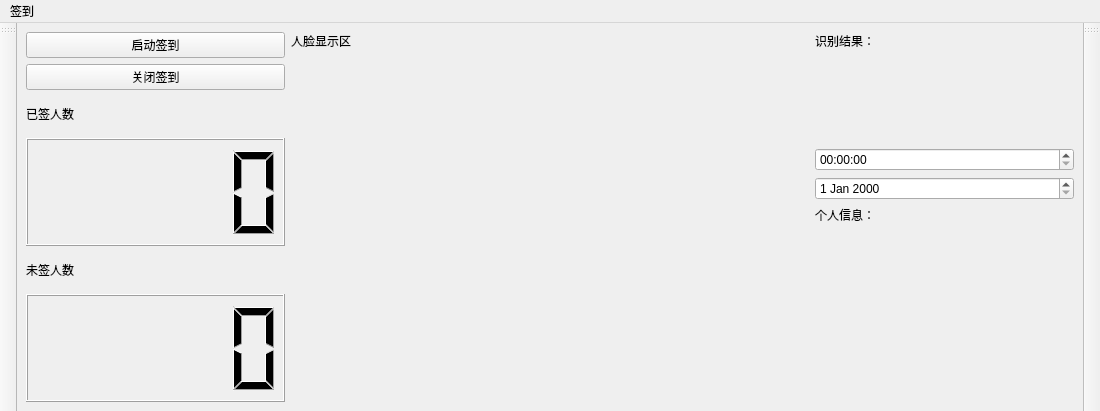
First picture: the form in code/Mainwindows.ui, repository HeJayce/Face_Recognition, before the edit.
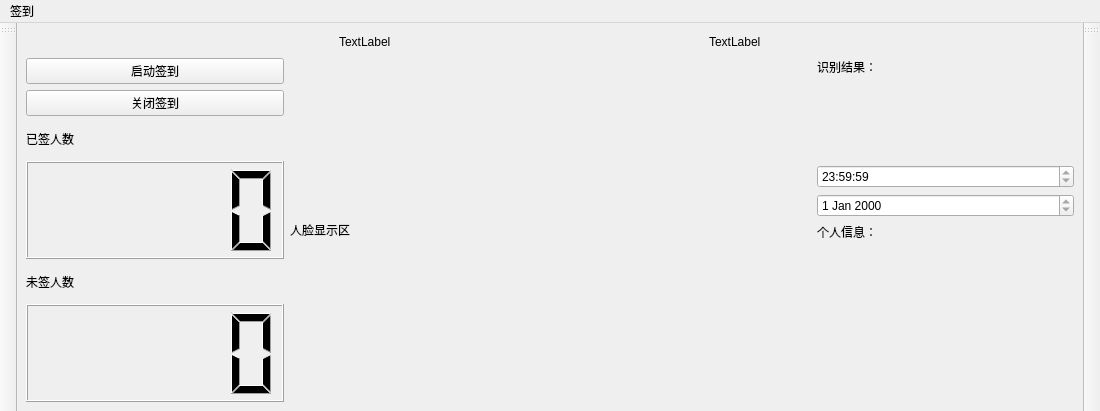
Second picture: the form after the edit.

```diff
--- a/code/Mainwindows.ui
+++ b/code/Mainwindows.ui
@@ -20,9 +20,66 @@
      <height>0</height>
     </size>
    </property>
+   <layout class="QVBoxLayout" name="verticalLayout_2">
+    <item>
    <layout class="QHBoxLayout" name="horizontalLayout_2">
     <item>
-     <layout class="QHBoxLayout" name="horizontalLayout" stretch="1,2,1">
+       <spacer name="horizontalSpacer">
+        <property name="orientation">
+         <enum>Qt::Horizontal</enum>
+        </property>
+        <property name="sizeHint" stdset="0">
+         <size>
+          <width>40</width>
+          <height>20</height>
+         </size>
+        </property>
+       </spacer>
+      </item>
+      <item>
+       <widget class="QLabel" name="label_9">
+        <property name="text">
+         <string>TextLabel</string>
+        </property>
+       </widget>
+      </item>
+      <item>
+       <spacer name="horizontalSpacer_2">
+        <property name="orientation">
+         <enum>Qt::Horizontal</enum>
+        </property>
+        <property name="sizeHint" stdset="0">
+         <size>
+          <width>40</width>
+          <height>20</height>
+         </size>
+        </property>
+       </spacer>
+      </item>
+      <item>
+       <widget class="QLabel" name="label_10">
+        <property name="text">
+         <string>TextLabel</string>
+        </property>
+       </widget>
+      </item>
+      <item>
+       <spacer name="horizontalSpacer_3">
+        <property name="orientation">
+         <enum>Qt::Horizontal</enum>
+        </property>
+        <property name="sizeHint" stdset="0">
+         <size>
+          <width>40</width>
+          <height>20</height>
+         </size>
+        </property>
+       </spacer>
+      </item>
+     </layout>
+    </item>
+    <item>
+     <layout class="QHBoxLayout" name="horizontalLayout">
       <item>
        <layout class="QVBoxLayout" name="verticalLayout" stretch="2,2,1,3,1,3">
         <item>
@@ -62,8 +119,6 @@
        </layout>
       </item>
       <item>
-       <layout class="QVBoxLayout" name="verticalLayout_2" stretch="0,1">
-        <item>
          <widget class="QLabel" name="label_3">
           <property name="text">
            <string>人脸显示区</string>
@@ -77,8 +132,6 @@
           </property>
          </widget>
         </item>
-       </layout>
-      </item>
       <item>
        <layout class="QVBoxLayout" name="verticalLayout_3" stretch="0,1,0,0,0,2">
         <item>
@@ -96,10 +149,31 @@
          </widget>
         </item>
         <item>
-         <widget class="QTimeEdit" name="timeEdit"/>
+         <widget class="QTimeEdit" name="timeEdit">
+          <property name="readOnly">
+           <bool>true</bool>
+          </property>
+          <property name="buttonSymbols">
+           <enum>QAbstractSpinBox::UpDownArrows</enum>
+          </property>
+          <property name="correctionMode">
+           <enum>QAbstractSpinBox::CorrectToPreviousValue</enum>
+          </property>
+          <property name="maximumDate">
+           <date>
+            <year>1998</year>
+            <month>1</month>
+            <day>1</day>
+           </date>
+          </property>
+         </widget>
         </item>
         <item>
-         <widget class="QDateEdit" name="dateEdit"/>
+         <widget class="QDateEdit" name="dateEdit">
+          <property name="readOnly">
+           <bool>true</bool>
+          </property>
+         </widget>
         </item>
         <item>
          <widget class="QLabel" name="label_4">
```
Lines whose indentation alone changed are shown as unchanged.
